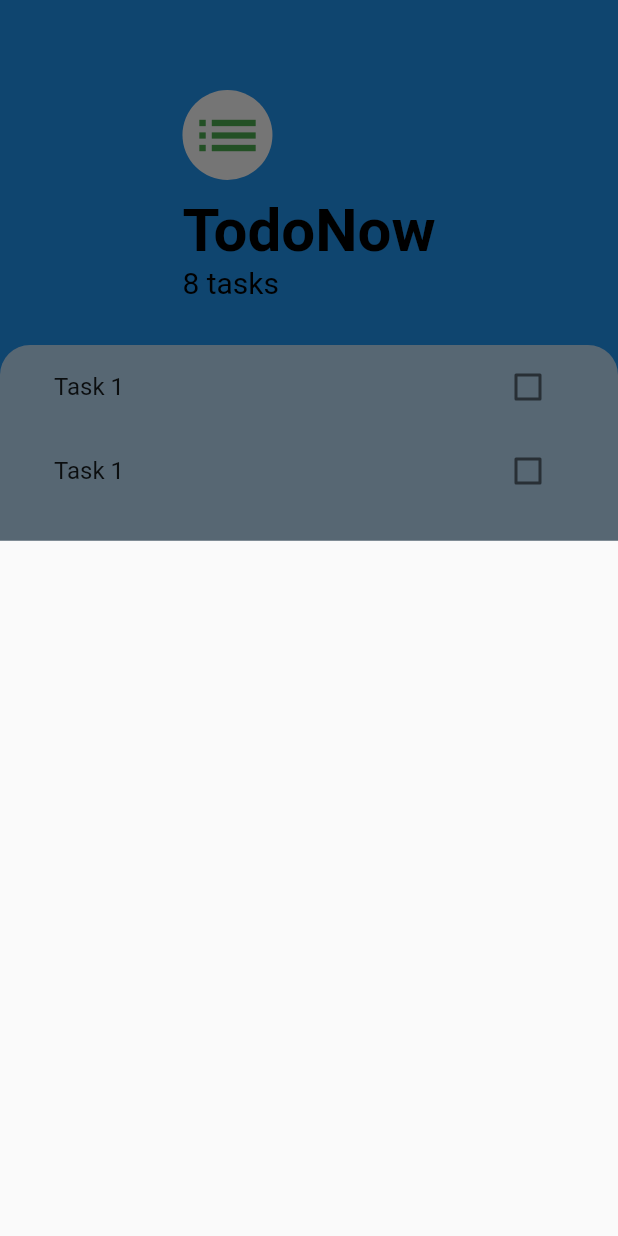
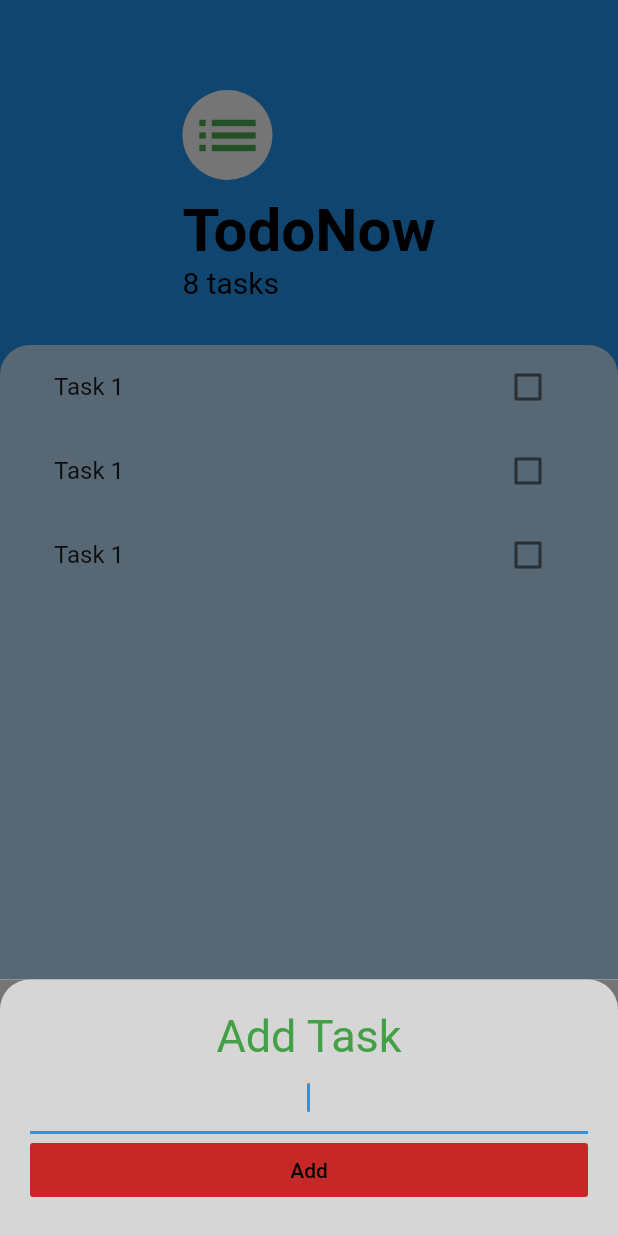
Before and after one commit to ishankarpe/Task-Todo-Now, a Flutter app: the screen it shows after launch, after a tap on the "add" icon, on a phone screen of 412 x 824 dp. Run offline on Flutter 3.47's test engine with Material 2 defaults, Android fonts, the phone set to English and light mode, and no system bars.

Commit message:
Followed Angela's code #3

```diff
--- a/lib/screens/add_task_screen.dart
+++ b/lib/screens/add_task_screen.dart
@@ -1,10 +1,44 @@
+import 'package:flutter/cupertino.dart';
 import 'package:flutter/material.dart';
+import 'package:flutter/painting.dart';
 
 class AddTaskScreen extends StatelessWidget {
   @override
   Widget build(BuildContext context) {
     return Container(
       color: Color(0xff757575),
+      child: Container(
+        padding: EdgeInsets.all(20.0),
+        decoration: BoxDecoration(
+          color: Colors.white70,
+          borderRadius: BorderRadius.only(
+              topLeft: Radius.circular(20.0), topRight: Radius.circular(20.0)),
+        ),
+        child: Column(
+          crossAxisAlignment: CrossAxisAlignment.stretch,
+          children: <Widget>[
+            Text(
+              'Add Task',
+              textAlign: TextAlign.center,
+              style: TextStyle(fontSize: 30.0, color: Colors.green.shade600),
+            ),
+            TextField(
+              autofocus: true,
+              textAlign: TextAlign.center,
+            ),
+            FlatButton(
+              child: Text(
+                'Add',
+                style: TextStyle(color: Colors.black),
+              ),
+              color: Colors.red.shade800,
+              onPressed: () {
+                //Add Task To List
+              },
+            ),
+          ],
+        ),
+      ),
     );
   }
 }
--- a/lib/screens/task_screen.dart
+++ b/lib/screens/task_screen.dart
@@ -1,6 +1,6 @@
-import 'package:flutter/cupertino.dart';
 import 'package:flutter/material.dart';
 import 'package:todonow_flutter/widgets/tasks_list.dart';
+import 'package:todonow_flutter/screens/add_task_screen.dart';
 
 class TasksScreen extends StatelessWidget {
   @override
@@ -15,7 +15,15 @@ class TasksScreen extends StatelessWidget {
         ),
         onPressed: () {
           showModalBottomSheet(
-              context: context, builder: (context) => Container());
+              context: context,
+              isScrollControlled: true,
+              builder: (context) => SingleChildScrollView(
+                    child: Container(
+                      padding: EdgeInsets.only(
+                          bottom: MediaQuery.of(context).viewInsets.bottom),
+                      child: AddTaskScreen(),
+                    ),
+                  ));
         },
       ),
       body: Column(
```
